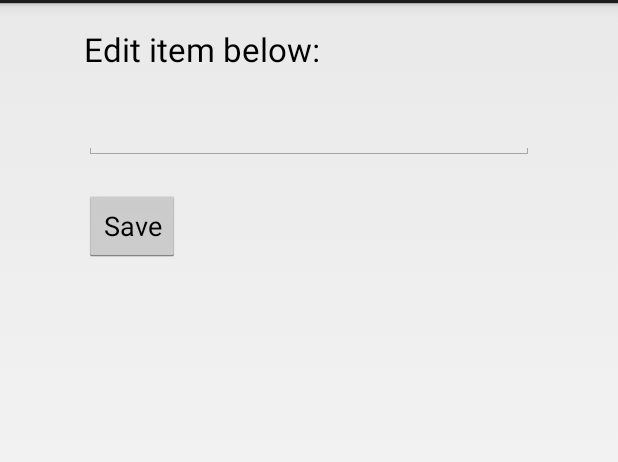
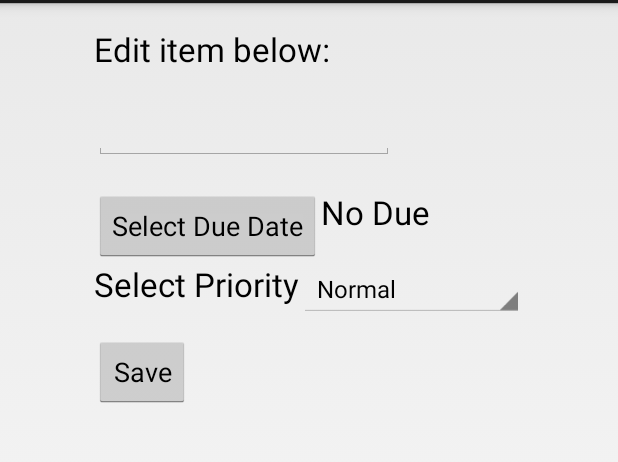
Before and after one commit to shivagss/To-Do-App, an Android app: the layout activity_edit_item.xml on its own in the app's theme, with its tools: preview values and no code run, on a phone screen of 412 x 824 dp, the part 69-531 px from its top. Run offline under Robolectric (Android 15) with nearby library versions, the phone set to English and light mode, and no system bars.

Commit message:
Added Due Date and Priority to the todo items. Modified the EditActivity to a DialogFragment. Reuse EditDialogFragment for add new todo item. Custon array adapter to display priority icon and due date.

```diff
--- a/app/build.gradle
+++ b/app/build.gradle
@@ -1,12 +1,12 @@
 apply plugin: 'com.android.application'
 
 android {
-    compileSdkVersion 20
+    compileSdkVersion 14
     buildToolsVersion '20.0.0'
     defaultConfig {
         applicationId 'test.shiva.org.todoapplication'
         minSdkVersion 14
-        targetSdkVersion 20
+        targetSdkVersion 14
         versionCode 1
         versionName '1.0'
     }
--- a/app/src/main/AndroidManifest.xml
+++ b/app/src/main/AndroidManifest.xml
@@ -9,7 +9,7 @@
         android:theme="@style/AppTheme">
 
         <activity
-            android:name=".TodoActivity"
+            android:name=".activity.TodoActivity"
             android:label="@string/app_name"
             android:screenOrientation="portrait">
             <intent-filter>
@@ -20,7 +20,7 @@
         </activity>
 
         <activity
-            android:name=".EditItemActivity"
+            android:name=".fragments.EditItemDialogFragment"
             android:label="@string/title_activity_edit_item"
             android:screenOrientation="portrait"></activity>
     </application>
--- a/app/src/main/res/layout/activity_edit_item.xml
+++ b/app/src/main/res/layout/activity_edit_item.xml
@@ -7,14 +7,13 @@
     android:paddingLeft="@dimen/activity_horizontal_margin"
     android:paddingRight="@dimen/activity_horizontal_margin"
     android:paddingTop="@dimen/activity_vertical_margin"
-    tools:context="test.shiva.org.todoapplication.EditItemActivity">
+    tools:context="test.shiva.org.todoapplication.fragments.EditItemDialogFragment">
 
     <TextView
         android:id="@+id/textView"
         android:layout_width="wrap_content"
         android:layout_height="wrap_content"
         android:layout_alignParentLeft="true"
-        android:layout_alignParentStart="true"
         android:layout_alignParentTop="true"
         android:layout_marginBottom="20dp"
         android:text="@string/edit_item_label"
@@ -22,22 +21,57 @@
 
     <EditText
         android:id="@+id/editText2"
-        android:layout_width="300dp"
+        android:layout_width="200dp"
         android:layout_height="wrap_content"
         android:layout_alignParentLeft="true"
-        android:layout_alignParentStart="true"
         android:layout_below="@+id/textView"
         android:singleLine="true"
         android:layout_marginBottom="20dp" />
+
+
+
+    <Button
+        android:id="@+id/date_picker"
+        android:layout_width="wrap_content"
+        android:layout_height="wrap_content"
+        android:layout_below="@+id/editText2"
+        android:text="@string/date_picker_button" />
+
+
+    <TextView
+        android:id="@+id/date_picker_label"
+        android:layout_width="wrap_content"
+        android:layout_height="wrap_content"
+        android:layout_below="@+id/editText2"
+        android:layout_toRightOf="@+id/date_picker"
+        android:layout_marginBottom="20dp"
+        android:text="@string/date_picker_label"
+        android:textAppearance="?android:attr/textAppearanceLarge" />
+
+    <TextView
+        android:id="@+id/priority_label"
+        android:layout_width="wrap_content"
+        android:layout_height="wrap_content"
+        android:layout_below="@+id/date_picker"
+        android:layout_marginBottom="20dp"
+        android:text="@string/priority_label"
+        android:textAppearance="?android:attr/textAppearanceLarge" />
+
+
+    <Spinner
+        android:id="@+id/spinner1"
+        android:layout_width="150dp"
+        android:layout_height="wrap_content"
+        android:entries="@array/priority_array"
+        android:layout_toRightOf="@+id/priority_label"
+        android:layout_below="@+id/date_picker"/>
 
     <Button
         android:id="@+id/button2"
         android:layout_width="wrap_content"
         android:layout_height="wrap_content"
         android:layout_alignParentLeft="true"
-        android:layout_alignParentStart="true"
-        android:layout_below="@+id/editText2"
-        android:onClick="onSubmit"
+        android:layout_below="@+id/priority_label"
         android:text="@string/save_button_label" />
 
 </RelativeLayout>
--- a/app/src/main/res/menu/home.xml
+++ b/app/src/main/res/menu/home.xml
@@ -1,7 +1,10 @@
 <menu xmlns:android="http://schemas.android.com/apk/res/android"
     xmlns:tools="http://schemas.android.com/tools"
     tools:context=".HomeActivity" >
+    <item android:id="@+id/add"
+          android:title="@string/action_add"
+          android:showAsAction="always" />
     <item android:id="@+id/clear"
         android:title="@string/action_clear"
-        android:showAsAction="ifRoom" />
+        android:showAsAction="never" />
 </menu>
--- a/app/src/main/res/values/strings.xml
+++ b/app/src/main/res/values/strings.xml
@@ -3,11 +3,22 @@
 
     <string name="app_name">TodoApplication</string>
     <string name="action_clear">Clear All</string>
+    <string name="action_add">Add</string>
     <string name="add_hint">Add a new item</string>
     <string name="add_button">Add</string>
     <string name="title_activity_edit_item">Edit Item</string>
     <string name="action_settings">Settings</string>
     <string name="edit_item_label">Edit item below:</string>
     <string name="save_button_label">Save</string>
+    <string name="date_picker_label">No Due</string>
+    <string name="priority_label">Select Priority</string>
+    <string name="date_picker_button">Select Due Date</string>
+    <string name="hello_blank_fragment">Hello blank fragment</string>
+
+    <string-array name="priority_array">
+        <item>Normal</item>
+        <item>High</item>
+        <item>Low</item>
+    </string-array>
 
 </resources>
```
Also changed, not shown: app/src/main/java/test/shiva/org/todoapplication/EditItemActivity.java (deleted, +0 -41 lines), app/src/main/java/test/shiva/org/todoapplication/TodoActivity.java (deleted, +0 -143 lines), app/src/main/java/test/shiva/org/todoapplication/activity/TodoActivity.java (added, +189 -0 lines), app/src/main/java/test/shiva/org/todoapplication/fragments/EditItemDialogFragment.java (added, +152 -0 lines), app/src/main/java/test/shiva/org/todoapplication/pojo/TodoItem.java (added, +76 -0 lines), app/src/main/res/layout/activity_home.xml (+0 -22 lines), app/src/main/res/layout/item_row.xml (added, +38 -0 lines), 1 other file.
